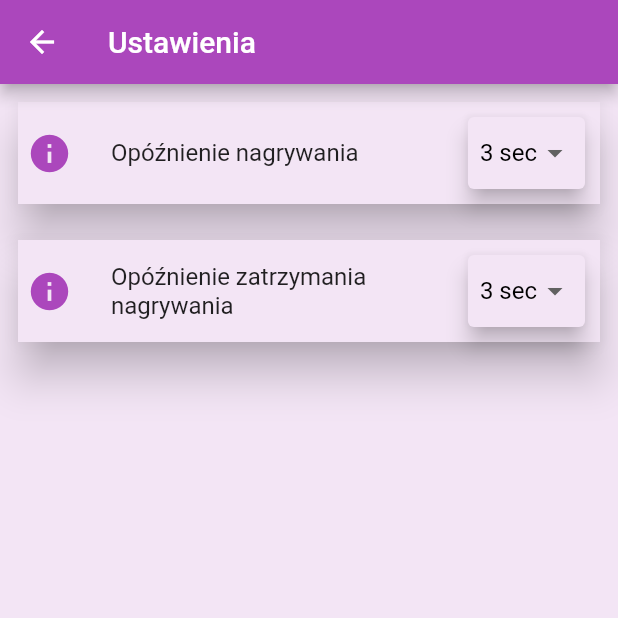
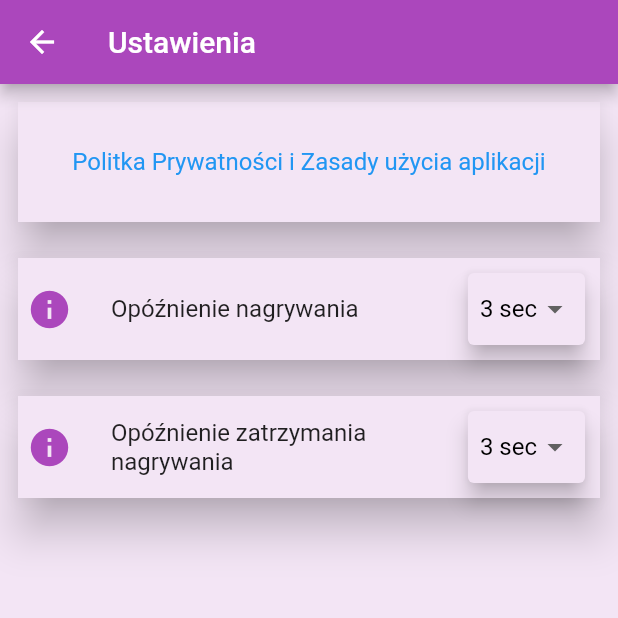
Before and after one commit to Michal-Szkoda-91/music_callendar, a Flutter app: the SettingsScreen screen opened directly, on a phone screen of 412 x 824 dp, the top half of it. Run offline on Flutter 3.47's test engine with Material 2 defaults, Android fonts, the phone set to English and light mode, and no system bars; our stand-ins replace community_material_icon, shared_preferences, sqflite, syncfusion_flutter_sliders, table_calendar, wakelock; missing offline and left inert: record; accounts and stored records are empty.

Commit message:
utworzono polityke i zasady uzywania aplikacji

```diff
--- a/lib/screens/settings_screen.dart
+++ b/lib/screens/settings_screen.dart
@@ -1,5 +1,6 @@
 import 'package:flutter/material.dart';
 
+import '../../widgets/settings_screen_widgets/policy.dart';
 import '../../widgets/settings_screen_widgets/silence_time_setting.dart';
 import '../../widgets/settings_screen_widgets/record_time_setting.dart';
 
@@ -32,6 +33,7 @@ class SettingsScreen extends StatelessWidget {
         body: SingleChildScrollView(
           child: Column(
             children: [
+              PolicyPrivacySetting(),
               RecordTimeSetting(),
               StopRecordTimeSetting(),
             ],
--- /dev/null
+++ b/lib/widgets/settings_screen_widgets/policy.dart
@@ -0,0 +1,36 @@
+import 'package:flutter/material.dart';
+import 'package:url_launcher/url_launcher.dart';
+
+class PolicyPrivacySetting extends StatefulWidget {
+  @override
+  _PolicyPrivacySettingState createState() => _PolicyPrivacySettingState();
+}
+
+class _PolicyPrivacySettingState extends State<PolicyPrivacySetting> {
+  @override
+  Widget build(BuildContext context) {
+    return Padding(
+      padding: const EdgeInsets.all(8.0),
+      child: GestureDetector(
+        onTap: () {
+          launch("https://musiccalendar.000webhostapp.com/");
+        },
+        child: Card(
+          color: Theme.of(context).backgroundColor,
+          elevation: 12,
+          child: ListTile(
+            contentPadding: EdgeInsets.all(12),
+            tileColor: Theme.of(context).backgroundColor,
+            title: Text(
+              'Politka Prywatności i Zasady użycia aplikacji',
+              style: TextStyle(
+                color: Colors.blue,
+              ),
+              textAlign: TextAlign.center,
+            ),
+          ),
+        ),
+      ),
+    );
+  }
+}
--- a/pubspec.yaml
+++ b/pubspec.yaml
@@ -40,6 +40,7 @@ dependencies:
   record: ^3.0.0
   syncfusion_flutter_sliders: ^19.2.51
   flutter_native_splash: ^1.2.1
+  url_launcher: ^6.0.9
 
 
 
```
Also changed, not shown: pubspec.lock.
